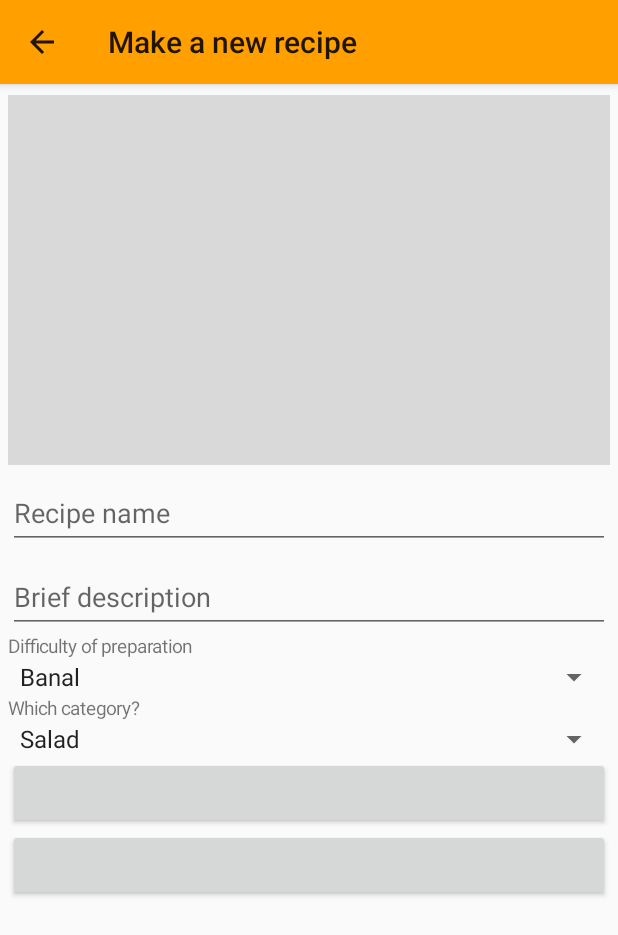
After one commit to Shino1024/StudentEat, an Android app: the fragment AddNewRecipeFragment placed in its activity, on a phone screen of 412 x 824 dp. The commit adds this screen. Shown: the top 935 px of the screen. Run offline under Robolectric (Android 15) with nearby library versions, the phone set to English and light mode, and no system bars; 1 statement that could not run was skipped.

Commit message:
Created new recipe layout (and working on it).

```diff
--- /dev/null
+++ b/app/src/main/java/net/linuxutopia/studenteat/fragments/AddNewRecipeFragment.java
@@ -0,0 +1,155 @@
+package net.linuxutopia.studenteat.fragments;
+
+import android.app.Fragment;
+import android.os.Bundle;
+import android.support.annotation.Nullable;
+import android.support.v7.app.AppCompatActivity;
+import android.util.DisplayMetrics;
+import android.util.TypedValue;
+import android.view.LayoutInflater;
+import android.view.MenuItem;
+import android.view.View;
+import android.view.ViewGroup;
+import android.widget.AdapterView;
+import android.widget.ArrayAdapter;
+import android.widget.ImageView;
+import android.widget.LinearLayout;
+import android.widget.ScrollView;
+import android.widget.Spinner;
+import android.widget.TextView;
+import android.widget.Toast;
+
+import net.linuxutopia.studenteat.R;
+import net.linuxutopia.studenteat.models.Difficulty;
+import net.linuxutopia.studenteat.models.DishCategory;
+
+import java.util.ArrayList;
+
+public class AddNewRecipeFragment extends Fragment {
+
+    LinearLayout newRecipeLayoutContainer;
+    ImageView photo;
+    TextView nameView;
+    TextView descriptionView;
+    TextView difficultySpinnerLabel;
+    Spinner difficultySpinner;
+    TextView categorySpinnerLabel;
+    Spinner categorySpinner;
+
+    DisplayMetrics displayMetrics;
+
+    @Nullable
+    @Override
+    public View onCreateView(LayoutInflater inflater,
+                             @Nullable ViewGroup container,
+                             Bundle savedInstanceState) {
+        View inflatedView = inflater.inflate(R.layout.new_recipe,
+                container,
+                false);
+
+        if (((AppCompatActivity) getActivity()).getSupportActionBar() != null) {
+            ((AppCompatActivity) getActivity()).getSupportActionBar()
+                    .setDisplayHomeAsUpEnabled(true);
+            ((AppCompatActivity) getActivity()).getSupportActionBar()
+                    .setTitle(R.string.new_recipe_action_bar_title);
+        }
+
+        displayMetrics = new DisplayMetrics();
+        getActivity().getWindowManager().getDefaultDisplay().getMetrics(displayMetrics);
+
+        newRecipeLayoutContainer =
+                inflatedView.findViewById(R.id.new_recipe_container);
+        ScrollView.LayoutParams layoutParams =
+                (ScrollView.LayoutParams) newRecipeLayoutContainer.getLayoutParams();
+        int calculatedSideMarginSize = (int) TypedValue.applyDimension(TypedValue.COMPLEX_UNIT_DIP,
+                displayMetrics.widthPixels * 0.006f,
+                displayMetrics);
+        int calculatedTopMarginSize = (int) TypedValue.applyDimension(TypedValue.COMPLEX_UNIT_DIP,
+                displayMetrics.heightPixels * 0.006f,
+                displayMetrics);
+        layoutParams.setMargins(
+                calculatedSideMarginSize,
+                calculatedTopMarginSize,
+                calculatedSideMarginSize,
+                calculatedTopMarginSize
+        );
+        newRecipeLayoutContainer.setLayoutParams(layoutParams);
+
+        photo = inflatedView.findViewById(R.id.new_recipe_photo);
+        photo.requestLayout();
+        photo.getLayoutParams().height = (int) (displayMetrics.heightPixels * 0.3f);
+
+        difficultySpinnerLabel = inflatedView.findViewById(R.id.new_recipe_difficulty_spinner_label);
+        difficultySpinnerLabel.setText(getResources().getText(
+                R.string.new_recipe_difficulty_spinner_hint));
+        difficultySpinnerLabel.setTextSize(TypedValue.COMPLEX_UNIT_SP,
+                displayMetrics.heightPixels * 0.01f);
+
+        difficultySpinner = inflatedView.findViewById(R.id.new_recipe_difficulty_spinner);
+        fillUpDifficultySpinner();
+
+        categorySpinnerLabel = inflatedView.findViewById(R.id.new_recipe_category_spinner_label);
+        categorySpinnerLabel.setText(getResources().getText(
+                R.string.new_recipe_category_spinner_hint));
+        categorySpinnerLabel.setTextSize(TypedValue.COMPLEX_UNIT_SP,
+                displayMetrics.heightPixels * 0.01f);
+
+        categorySpinner = inflatedView.findViewById(R.id.new_recipe_category_spinner);
+        fillUpCategorySpinner();
+
+        //
+
+        return inflatedView;
+    }
+
+    private void fillUpDifficultySpinner() {
+        ArrayList<String> difficultyData = new ArrayList<>();
+        for (Difficulty difficulty : Difficulty.values()) {
+            difficultyData.add(getResources().getString(difficulty.getStringResource()));
+        }
+        ArrayAdapter<String> difficultyDataAdapter = new ArrayAdapter<>(
+                getActivity(),
+                android.R.layout.simple_spinner_item,
+                difficultyData
+        );
+        difficultyDataAdapter.setDropDownViewResource(android.R.layout.simple_spinner_dropdown_item);
+        difficultySpinner.setAdapter(difficultyDataAdapter);
+        difficultySpinner.setOnItemSelectedListener(new AdapterView.OnItemSelectedListener() {
+            @Override
+            public void onItemSelected(AdapterView<?> adapterView, View view, int i, long l) {
+                Toast.makeText(getActivity(), getResources().getText(Difficulty.values()[i].getStringResource()), Toast.LENGTH_SHORT).show();
+            }
+
+            @Override
+            public void onNothingSelected(AdapterView<?> parent) {
+
+            }
+        });
+    }
+
+    private void fillUpCategorySpinner() {
+        ArrayList<String> categoryData = new ArrayList<>();
+        for (DishCategory category : DishCategory.values()) {
+            categoryData.add(getResources().getString(category.getStringResource()));
+        }
+        ArrayAdapter<String> categoryDataAdapter = new ArrayAdapter<>(
+                getActivity(),
+                android.R.layout.simple_spinner_item,
+                categoryData
+        );
+        categoryDataAdapter.setDropDownViewResource(android.R.layout.simple_spinner_dropdown_item);
+        categorySpinner.setAdapter(categoryDataAdapter);
+    }
+
+    @Override
+    public boolean onOptionsItemSelected(MenuItem menuItem) {
+        switch (menuItem.getItemId()) {
+            case android.R.id.home:
+                getFragmentManager().popBackStack();
+                return true;
+            default:
+                return super.onOptionsItemSelected(menuItem);
+        }
+    }
+
+}
--- a/app/src/main/java/net/linuxutopia/studenteat/fragments/RecentsFragment.java
+++ b/app/src/main/java/net/linuxutopia/studenteat/fragments/RecentsFragment.java
@@ -3,10 +3,12 @@ package net.linuxutopia.studenteat.fragments;
 import android.app.Activity;
 import android.os.Bundle;
 import android.app.Fragment;
+import android.support.annotation.Nullable;
 import android.support.design.widget.CoordinatorLayout;
 import android.support.design.widget.FloatingActionButton;
 import android.support.v4.content.res.ResourcesCompat;
 import android.support.v4.widget.DrawerLayout;
+import android.support.v7.app.AppCompatActivity;
 import android.support.v7.widget.LinearLayoutManager;
 import android.support.v7.widget.RecyclerView;
 import android.util.DisplayMetrics;
@@ -37,15 +39,23 @@ public class RecentsFragment extends Fragment {
     private RecentsAdapter adapter;
     private RecyclerView.LayoutManager layoutManager;
 
+    @Nullable
     @Override
     public View onCreateView(LayoutInflater layoutInflater,
-                             ViewGroup viewGroup,
+                             @Nullable ViewGroup viewGroup,
                              Bundle savedInstanceState) {
         View inflatedView = layoutInflater.inflate(R.layout.recents_list,
                 viewGroup,
                 false);
 
         setHasOptionsMenu(true);
+
+        if (((AppCompatActivity) getActivity()).getSupportActionBar() != null) {
+            ((AppCompatActivity) getActivity()).getSupportActionBar()
+                    .setDisplayHomeAsUpEnabled(false);
+            ((AppCompatActivity) getActivity()).getSupportActionBar()
+                    .setTitle(R.string.recents_action_bar_title);
+        }
 
         recyclerView = inflatedView.findViewById(R.id.recents_list_recyclerview);
         recyclerView.setHasFixedSize(true);
@@ -95,6 +105,12 @@ public class RecentsFragment extends Fragment {
             @Override
             public void onClick(View view) {
                 Toast.makeText(getActivity(), "buka", Toast.LENGTH_SHORT).show();
+                getFragmentManager()
+                    .beginTransaction()
+                    .setCustomAnimations(R.animator.slide_in_left, R.animator.slide_out_right)
+                    .replace(R.id.fragment_container, new AddNewRecipeFragment())
+                    .addToBackStack(null)
+                    .commit();
             }
         });
 
@@ -123,24 +139,6 @@ public class RecentsFragment extends Fragment {
         super.onCreateOptionsMenu(menu, menuInflater);
     }
 
-    @Override
-    public boolean onOptionsItemSelected(MenuItem menuItem) {
-        switch (menuItem.getItemId()) {
-            case R.id.open_drawer_button:
-                DrawerLayout drawerLayout = getActivity().findViewById(R.id.navigation_drawer);
-                drawerLayout.openDrawer(Gravity.START);
-                return true;
-            case R.id.search_button:
-                Toast.makeText(getActivity(), "search", Toast.LENGTH_SHORT).show();
-                return true;
-            case android.R.id.home:
-                getFragmentManager().popBackStack();
-                return true;
-            default:
-                return super.onOptionsItemSelected(menuItem);
-        }
-    }
-
     public interface OnCardSelectedListener {
         public void onCardSelected(String id);
     }
--- a/app/src/main/java/net/linuxutopia/studenteat/fragments/RecipeDetailsDescriptionFragment.java
+++ b/app/src/main/java/net/linuxutopia/studenteat/fragments/RecipeDetailsDescriptionFragment.java
@@ -3,6 +3,7 @@ package net.linuxutopia.studenteat.fragments;
 import android.graphics.Typeface;
 import android.os.Bundle;
 import android.app.Fragment;
+import android.support.annotation.Nullable;
 import android.support.v7.widget.CardView;
 import android.util.DisplayMetrics;
 import android.util.TypedValue;
@@ -36,9 +37,10 @@ public class RecipeDetailsDescriptionFragment extends Fragment {
 
     Typeface typeface;
 
+    @Nullable
     @Override
     public View onCreateView(LayoutInflater layoutInflater,
-                             ViewGroup viewGroup,
+                             @Nullable ViewGroup viewGroup,
                              Bundle savedInstanceState) {
         int layoutResource = getArguments().getInt("layoutResource");
         inflatedView = layoutInflater.inflate(layoutResource,
--- a/app/src/main/java/net/linuxutopia/studenteat/fragments/RecipeDetailsFragment.java
+++ b/app/src/main/java/net/linuxutopia/studenteat/fragments/RecipeDetailsFragment.java
@@ -2,6 +2,7 @@ package net.linuxutopia.studenteat.fragments;
 
 import android.app.Fragment;
 import android.os.Bundle;
+import android.support.annotation.Nullable;
 import android.support.design.widget.AppBarLayout;
 import android.support.design.widget.CollapsingToolbarLayout;
 import android.support.design.widget.CoordinatorLayout;
@@ -28,9 +29,10 @@ public class RecipeDetailsFragment extends Fragment {
     RecipeDetailsViewPagerAdapter viewPagerAdapter;
     Toolbar toolbar;
 
+    @Nullable
     @Override
     public View onCreateView(LayoutInflater layoutInflater,
-                             ViewGroup viewGroup,
+                             @Nullable ViewGroup viewGroup,
                              Bundle savedInstanceState) {
         View inflatedView = layoutInflater.inflate(R.layout.recipe_details,
                 viewGroup,
--- a/app/src/main/java/net/linuxutopia/studenteat/fragments/RecipeDetailsIngredientsFragment.java
+++ b/app/src/main/java/net/linuxutopia/studenteat/fragments/RecipeDetailsIngredientsFragment.java
@@ -2,6 +2,7 @@ package net.linuxutopia.studenteat.fragments;
 
 import android.os.Bundle;
 import android.app.Fragment;
+import android.support.annotation.Nullable;
 import android.support.v4.widget.NestedScrollView;
 import android.support.v7.widget.LinearLayoutManager;
 import android.support.v7.widget.RecyclerView;
@@ -24,9 +25,10 @@ public class RecipeDetailsIngredientsFragment extends Fragment {
 
     DisplayMetrics displayMetrics;
 
+    @Nullable
     @Override
     public View onCreateView(LayoutInflater layoutInflater,
-                             ViewGroup viewGroup,
+                             @Nullable ViewGroup viewGroup,
                              Bundle savedInstanceState) {
         int layoutResource = getArguments().getInt("layoutResource");
         View inflatedView = layoutInflater.inflate(layoutResource,
--- a/app/src/main/java/net/linuxutopia/studenteat/fragments/RecipeDetailsStepsFragment.java
+++ b/app/src/main/java/net/linuxutopia/studenteat/fragments/RecipeDetailsStepsFragment.java
@@ -2,6 +2,7 @@ package net.linuxutopia.studenteat.fragments;
 
 import android.app.Fragment;
 import android.os.Bundle;
+import android.support.annotation.Nullable;
 import android.support.v7.widget.LinearLayoutManager;
 import android.support.v7.widget.RecyclerView;
 import android.util.DisplayMetrics;
@@ -19,9 +20,10 @@ public class RecipeDetailsStepsFragment extends Fragment {
 
     DisplayMetrics displayMetrics;
 
+    @Nullable
     @Override
     public View onCreateView(LayoutInflater layoutInflater,
-                             ViewGroup viewGroup,
+                             @Nullable ViewGroup viewGroup,
                              Bundle savedInstanceState) {
         int layoutResource = getArguments().getInt("layoutResource");
         View inflatedView = layoutInflater.inflate(layoutResource,
--- /dev/null
+++ b/app/src/main/res/layout/new_recipe.xml
@@ -0,0 +1,102 @@
+<?xml version="1.0" encoding="utf-8"?>
+
+<ScrollView
+    xmlns:android="http://schemas.android.com/apk/res/android"
+    android:layout_width="match_parent"
+    android:layout_height="wrap_content">
+
+    <LinearLayout
+        android:id="@id/new_recipe_container"
+        android:layout_width="match_parent"
+        android:layout_height="wrap_content"
+        android:orientation="vertical">
+
+        <ImageView
+            android:id="@id/new_recipe_photo"
+            android:layout_width="match_parent"
+            android:layout_height="wrap_content"
+            android:contentDescription="@string/new_recipe_photo_hint"
+            android:scaleType="centerCrop"
+            android:clickable="true"
+            android:focusable="true"
+            android:foreground="?android:attr/selectableItemBackground"
+            android:background="@color/image_placeholder_tint" />
+
+        <android.support.design.widget.TextInputLayout
+            android:id="@id/new_recipe_name_holder"
+            android:layout_width="match_parent"
+            android:layout_height="wrap_content">
+
+            <EditText
+                android:id="@id/new_recipe_name_edit"
+                android:layout_width="match_parent"
+                android:layout_height="wrap_content"
+                android:inputType="text"
+                android:hint="@string/new_recipe_name_hint" />
+
+        </android.support.design.widget.TextInputLayout>
+
+        <android.support.design.widget.TextInputLayout
+            android:id="@id/new_recipe_description_holder"
+            android:layout_width="match_parent"
+            android:layout_height="wrap_content">
+
+            <EditText
+                android:id="@id/new_recipe_description_edit"
+                android:layout_width="match_parent"
+                android:layout_height="wrap_content"
+                android:inputType="text"
+                android:singleLine="true"
+                android:hint="@string/new_recipe_description_hint" />
+
+        </android.support.design.widget.TextInputLayout>
+
+        <TextView
+            android:id="@id/new_recipe_difficulty_spinner_label"
+            android:layout_width="match_parent"
+            android:layout_height="wrap_content" />
+
+        <Spinner
+            android:id="@id/new_recipe_difficulty_spinner"
+            android:layout_width="match_parent"
+            android:layout_height="wrap_content" />
+
+        <TextView
+            android:id="@id/new_recipe_category_spinner_label"
+            android:layout_width="match_parent"
+            android:layout_height="wrap_content" />
+
+        <Spinner
+            android:id="@id/new_recipe_category_spinner"
+            android:layout_width="match_parent"
+            android:layout_height="wrap_content" />
+
+        <LinearLayout
+            android:id="@id/new_recipe_ingredients_list"
+            android:layout_width="match_parent"
+            android:layout_height="wrap_content"
+            android:orientation="vertical">
+
+        </LinearLayout>
+
+        <Button
+            android:id="@id/new_recipe_new_ingredient_button"
+            android:layout_width="match_parent"
+            android:layout_height="wrap_content" />
+
+        <LinearLayout
+            android:id="@id/new_recipe_steps_list"
+            android:layout_width="match_parent"
+            android:layout_height="wrap_content"
+            android:orientation="vertical">
+
+        </LinearLayout>
+
+        <Button
+            android:id="@id/new_recipe_new_step_button"
+            android:layout_width="match_parent"
+            android:layout_height="wrap_content" />
+
+    </LinearLayout>
+
+</ScrollView>
--- a/app/src/main/res/layout/recents_card_layout.xml
+++ b/app/src/main/res/layout/recents_card_layout.xml
@@ -15,7 +15,8 @@
             android:id="@id/card_background_image"
             android:layout_width="match_parent"
             android:layout_height="match_parent"
-            android:contentDescription="@string/recents_card_image_description" />
+            android:contentDescription="@string/recents_card_image_description"
+            android:scaleType="centerCrop" />
 
             <LinearLayout
                 android:id="@id/recents_card_click_area"
--- a/app/src/main/res/layout/recents_list.xml
+++ b/app/src/main/res/layout/recents_list.xml
@@ -2,7 +2,7 @@
 <android.support.design.widget.CoordinatorLayout
     xmlns:android="http://schemas.android.com/apk/res/android"
     xmlns:app="http://schemas.android.com/apk/res-auto"
-    android:id="@id/recycler_holder"
+    android:id="@id/recents_list_recycler_holder"
     android:layout_width="match_parent"
     android:layout_height="match_parent">
 
--- a/app/src/main/res/values/colors.xml
+++ b/app/src/main/res/values/colors.xml
@@ -13,4 +13,5 @@
     <color name="expanded_title_color">#ffffff</color>
     <color name="full_black">#000000</color>
     <color name="light_black">#22000000</color>
+    <color name="image_placeholder_tint">#22000000</color>
 </resources>
--- a/app/src/main/res/values/ids.xml
+++ b/app/src/main/res/values/ids.xml
@@ -8,11 +8,12 @@
     <item name="open_drawer_button" type="id" />
     <item name="search_button" type="id" />
 
-    <item name="recycler_holder" type="id" />
+    <item name="recents_list_recycler_holder" type="id" />
     <item name="recents_list_recyclerview" type="id" />
     <item name="add_new_recipe_button" type="id" />
     <item name="recents_list_holder" type="id" />
     <item name="recents_fragment_holder" type="id" />
+
     <item name="recents_card" type="id" />
     <item name="recents_card_click_area" type="id" />
     <item name="card_background_image" type="id" />
@@ -73,4 +74,28 @@
     <item name="recipe_details_leave_comment" type="id" />
     <item name="recipe_details_submit_comment" type="id" />
     <item name="recipe_details_comments" type="id" />
+
+    <item name="new_recipe_container" type="id" />
+    <item name="new_recipe_photo" type="id" />
+    <item name="new_recipe_name_holder" type="id" />
+    <item name="new_recipe_name_edit" type="id" />
+    <item name="new_recipe_description_holder" type="id" />
+    <item name="new_recipe_description_edit" type="id" />
+    <item name="new_recipe_difficulty_spinner_label" type="id" />
+    <item name="new_recipe_difficulty_spinner" type="id" />
+    <item name="new_recipe_category_spinner_label" type="id" />
+    <item name="new_recipe_category_spinner" type="id" />
+    <item name="new_recipe_ingredients_list" type="id" />
+    <item name="new_recipe_new_ingredient_button" type="id" />
+    <item name="new_recipe_steps_list" type="id" />
+    <item name="new_recipe_new_step_button" type="id" />
+
+    <item name="new_ingredient_amount" type="id" />
+    <item name="new_ingredient_measure_type" type="id" />
+    <item name="new_ingredient_cost" type="id" />
+    <item name="new_ingredient_remove" type="id" />
+
+    <item name="new_step_description" type="id" />
+    <item name="new_step_minutes" type="id" />
+    <item name="new_step_remove" type="id" />
 </resources>
--- a/app/src/main/res/values/strings.xml
+++ b/app/src/main/res/values/strings.xml
@@ -4,6 +4,7 @@
     <string name="open_drawer_title">Navigation</string>
     <string name="search_title">Search</string>
 
+    <string name="recents_action_bar_title">Recent recipes</string>
     <string name="logo_content_description">StudentEat logo - hamburger!</string>
     <string name="recents_card_image_description">Nice thumbnail of a dish</string>
     <string name="dish_content_description">Beautiful dish</string>
@@ -40,4 +41,19 @@
     <string name="measure_type_cup">cup</string>
     <string name="measure_type_pinch">pch</string>
     <string name="measure_type_piece">pcs</string>
+
+    <string name="new_recipe_action_bar_title">Make a new recipe</string>
+    <string name="new_recipe_photo_hint">Photo of your delicious dish</string>
+    <string name="new_recipe_name_hint">Recipe name</string>
+    <string name="new_recipe_description_hint">Brief description</string>
+    <string name="new_recipe_difficulty_spinner_hint">Difficulty of preparation</string>
+    <string name="new_recipe_category_spinner_hint">Which category?</string>
+
+    <string name="new_ingredient_amount_hint">Amount</string>
+    <string name="new_ingredient_cost_hint">Cost</string>
+    <string name="new_ingredient_remove_text">Remove</string>
+
+    <string name="new_step_description_hint">A brief description of your recipe.</string>
+    <string name="new_step_minutes_hint">How many minutes?</string>
+    <string name="new_step_remove_text">Remove</string>
 </resources>
```
Also changed, not shown: app/src/main/java/net/linuxutopia/studenteat/activities/MainActivity.java (+22 -0 lines), app/src/main/java/net/linuxutopia/studenteat/models/RecipeModel.java (added, +56 -0 lines), app/src/main/res/layout/new_ingredient_holder.xml (added, +47 -0 lines), app/src/main/res/layout/new_step_holder.xml (added, +34 -0 lines).
